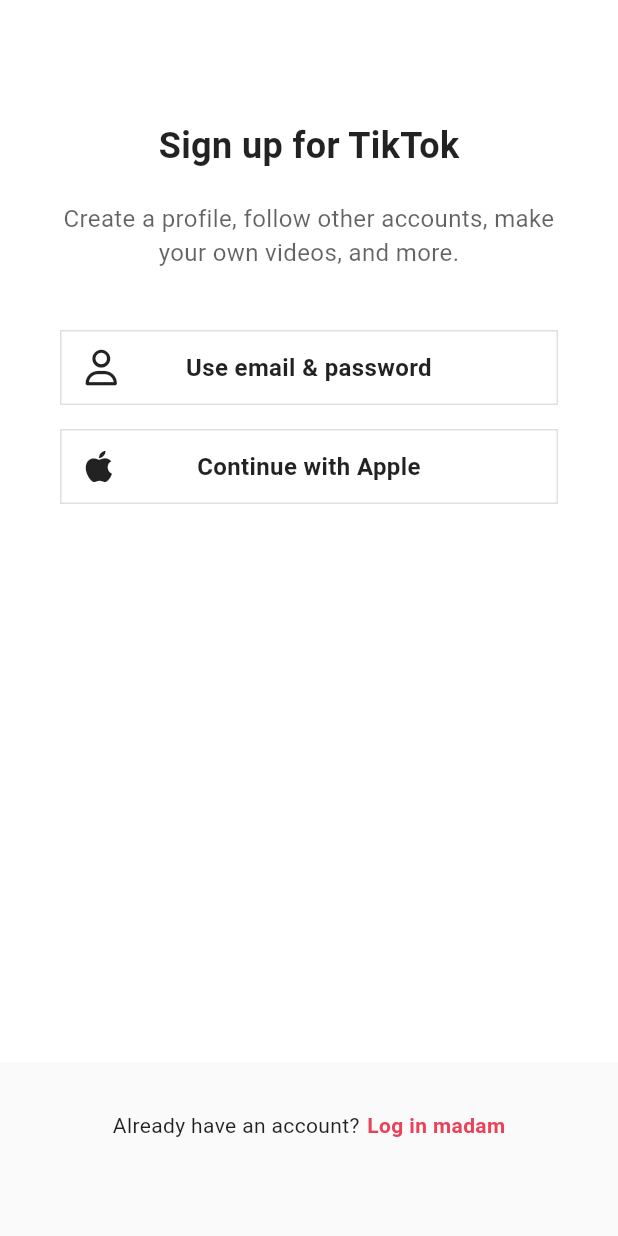
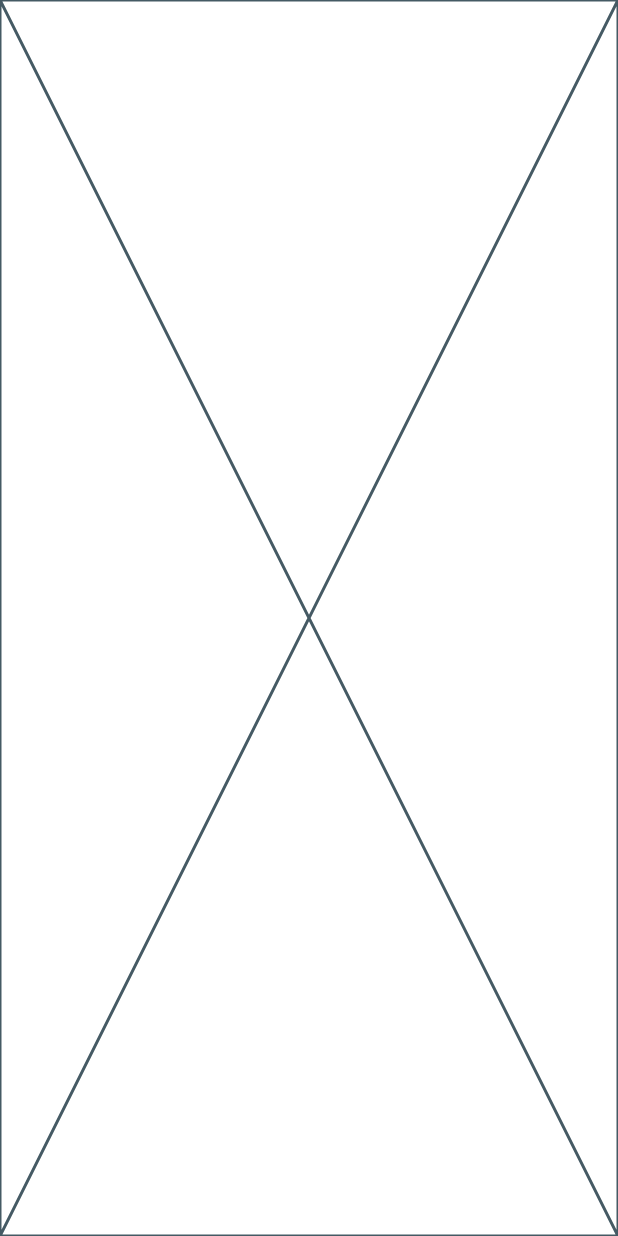
Before and after one commit to cskime/nomadcoders-tiktok-clone, a Flutter app: the screen it shows after launch, on a phone screen of 412 x 824 dp. Run offline on Flutter 3.47's test engine with Material 3 defaults, Android fonts, the phone set to English and light mode, and no system bars; our stand-ins replace font_awesome_flutter, go_router, video_player, visibility_detector.

```diff
--- /dev/null
+++ b/lib/features/videos/video_recording_screen.dart
@@ -0,0 +1,15 @@
+import 'package:flutter/material.dart';
+
+class VideoRecordingScreen extends StatefulWidget {
+  const VideoRecordingScreen({super.key});
+
+  @override
+  State<VideoRecordingScreen> createState() => _VideoRecordingScreenState();
+}
+
+class _VideoRecordingScreenState extends State<VideoRecordingScreen> {
+  @override
+  Widget build(BuildContext context) {
+    return const Placeholder();
+  }
+}
--- a/lib/router.dart
+++ b/lib/router.dart
@@ -1,67 +1,11 @@
 import 'package:go_router/go_router.dart';
-import 'package:tiktok_clone/features/authentication/email_screen.dart';
-import 'package:tiktok_clone/features/authentication/login_screen.dart';
-import 'package:tiktok_clone/features/authentication/sign_up_screen.dart';
-import 'package:tiktok_clone/features/authentication/username_screen.dart';
-import 'package:tiktok_clone/features/users/user_profile_screen.dart';
+import 'package:tiktok_clone/features/videos/video_recording_screen.dart';
 
 final router = GoRouter(
   routes: [
     GoRoute(
-      name: SignUpScreen.routeName,
-      path: SignUpScreen.routeURL,
-      builder: (context, state) => const SignUpScreen(),
-      routes: [
-        GoRoute(
-          name: UsernameScreen.routeName,
-          path: UsernameScreen.routeURL,
-          builder: (context, state) => const UsernameScreen(),
-          routes: [
-            GoRoute(
-              name: EmailScreen.routeName,
-              path: EmailScreen.routeURL,
-              builder: (context, state) {
-                final args = state.extra as EmailScreenArgs;
-                return EmailScreen(username: args.username);
-              },
-            ),
-          ],
-        ),
-      ],
-    ),
-    GoRoute(
-      path: LoginScreen.routeName,
-      builder: (context, state) => const LoginScreen(),
-    ),
-    // GoRoute(
-    //   name: 'username_screen',
-    //   path: UsernameScreen.routeURL,
-    // pageBuilder: (context, state) {
-    //   return CustomTransitionPage(
-    //     child: const UsernameScreen(),
-    //     transitionsBuilder: (
-    //       context,
-    //       animation,
-    //       secondaryAnimation,
-    //       child,
-    //     ) {
-    //       return FadeTransition(
-    //         opacity: animation,
-    //         child: ScaleTransition(
-    //           scale: animation,
-    //           child: child,
-    //         ),
-    //       );
-    //     },
-    //   );
-    // },
-    // ),
-    GoRoute(
-      path: '/users/:username',
-      builder: (context, state) {
-        final {'username': username} = state.params;
-        return UserProfileScreen(username: username);
-      },
+      path: '/',
+      builder: (context, state) => const VideoRecordingScreen(),
     ),
   ],
 );
--- a/pubspec.yaml
+++ b/pubspec.yaml
@@ -45,6 +45,8 @@ dependencies:
 
   intl: any
   go_router: 6.0.2
+  camera: ^0.11.0+1
+  permission_handler: 10.2.0
 
 dev_dependencies:
   flutter_test:
```
Also changed, not shown: pubspec.lock, 5 other files.
